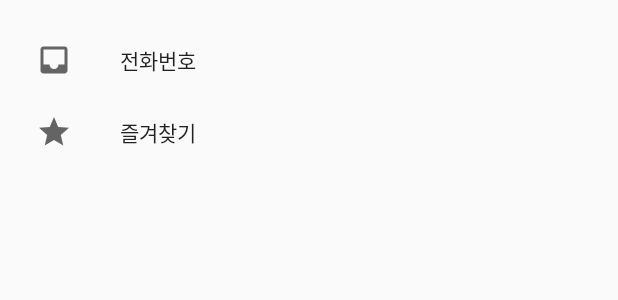
After one commit to choo827/Telemo, an Android app: the layout fragment_bottom_nav.xml on its own in the app's theme, with its tools: preview values and no code run, on a phone screen of 412 x 824 dp. The commit adds this screen. Shown: the top 300 px of the screen. Run offline under Robolectric (Android 15) with nearby library versions, the phone set to English and light mode, and no system bars.

Commit message:
bottom navigation 생성

```diff
--- a/app/build.gradle
+++ b/app/build.gradle
@@ -30,6 +30,7 @@ dependencies {
     implementation 'androidx.constraintlayout:constraintlayout:1.1.3'
 
     implementation 'com.google.firebase:firebase-core:16.0.8'
+    implementation 'androidx.legacy:legacy-support-v4:1.0.0-beta01'
     testImplementation 'junit:junit:4.12'
     androidTestImplementation 'androidx.test:runner:1.1.2-alpha02'
     androidTestImplementation 'androidx.test.espresso:espresso-core:3.2.0-alpha02'
--- /dev/null
+++ b/app/src/main/res/drawable/ic_inbox.xml
@@ -0,0 +1,5 @@
+<vector android:height="24dp" android:tint="#FFFFFF"
+    android:viewportHeight="24.0" android:viewportWidth="24.0"
+    android:width="24dp" xmlns:android="http://schemas.android.com/apk/res/android">
+    <path android:fillColor="#FF000000" android:pathData="M19,3L4.99,3c-1.11,0 -1.98,0.89 -1.98,2L3,19c0,1.1 0.88,2 1.99,2L19,21c1.1,0 2,-0.9 2,-2L21,5c0,-1.11 -0.9,-2 -2,-2zM19,15h-4c0,1.66 -1.35,3 -3,3s-3,-1.34 -3,-3L4.99,15L4.99,5L19,5v10z"/>
+</vector>
--- /dev/null
+++ b/app/src/main/res/drawable/ic_menu.xml
@@ -0,0 +1,5 @@
+<vector android:height="24dp" android:tint="#FFFFFF"
+    android:viewportHeight="24.0" android:viewportWidth="24.0"
+    android:width="24dp" xmlns:android="http://schemas.android.com/apk/res/android">
+    <path android:fillColor="#FF000000" android:pathData="M3,18h18v-2L3,16v2zM3,13h18v-2L3,11v2zM3,6v2h18L21,6L3,6z"/>
+</vector>
--- /dev/null
+++ b/app/src/main/res/drawable/ic_star.xml
@@ -0,0 +1,5 @@
+<vector android:height="24dp" android:tint="#FFFFFF"
+    android:viewportHeight="24.0" android:viewportWidth="24.0"
+    android:width="24dp" xmlns:android="http://schemas.android.com/apk/res/android">
+    <path android:fillColor="#FF000000" android:pathData="M12,17.27L18.18,21l-1.64,-7.03L22,9.24l-7.19,-0.61L12,2 9.19,8.63 2,9.24l5.46,4.73L5.82,21z"/>
+</vector>
--- a/app/src/main/res/layout/activity_main.xml
+++ b/app/src/main/res/layout/activity_main.xml
@@ -17,7 +17,8 @@
             app:backgroundTint="@color/colorPrimary"
             app:buttonGravity="bottom|top"
             app:fabAlignmentMode="center"
-            app:navigationIcon="@drawable/ic_search"/>
+            app:hideOnScroll="true"
+            app:navigationIcon="@drawable/ic_menu"/>
 
     <com.google.android.material.floatingactionbutton.FloatingActionButton
             android:id="@+id/addBtn"
--- /dev/null
+++ b/app/src/main/res/layout/fragment_bottom_nav.xml
@@ -0,0 +1,23 @@
+<?xml version="1.0" encoding="utf-8"?>
+<androidx.constraintlayout.widget.ConstraintLayout
+        xmlns:app="http://schemas.android.com/apk/res-auto"
+        xmlns:tools="http://schemas.android.com/tools"
+        xmlns:android="http://schemas.android.com/apk/res/android"
+        android:layout_width="match_parent"
+        android:layout_height="wrap_content">
+
+
+    <com.google.android.material.navigation.NavigationView
+            android:id="@+id/navigation_view"
+            android:layout_width="match_parent"
+            android:layout_height="wrap_content"
+            android:layout_gravity="bottom"
+            android:layout_marginStart="8dp"
+            android:layout_marginTop="8dp"
+            android:layout_marginEnd="8dp"
+            app:layout_constraintEnd_toEndOf="parent"
+            app:layout_constraintStart_toStartOf="parent"
+            app:layout_constraintTop_toTopOf="parent"
+            app:menu="@menu/bottom_nav_drawer_menu"/>
+
+</androidx.constraintlayout.widget.ConstraintLayout>
--- /dev/null
+++ b/app/src/main/res/menu/bottom_nav_drawer_menu.xml
@@ -0,0 +1,14 @@
+<?xml version="1.0" encoding="utf-8"?>
+<menu xmlns:android="http://schemas.android.com/apk/res/android"
+>
+    <group android:checkableBehavior="none">
+        <item
+                android:id="@+id/nav1"
+                android:icon="@drawable/ic_inbox"
+                android:title="전화번호"/>
+        <item
+                android:id="@+id/nav2"
+                android:icon="@drawable/ic_star"
+                android:title="즐겨찾기"/>
+    </group>
+</menu>
--- a/app/src/main/res/values/strings.xml
+++ b/app/src/main/res/values/strings.xml
@@ -2,4 +2,7 @@
     <string name="app_name">Telemo</string>
     <string name="loading">Loding...</string>
 
+    <!-- TODO: Remove or change this placeholder text -->
+    <string name="hello_blank_fragment">Hello blank fragment</string>
+
 </resources>
--- a/app/src/main/res/values/styles.xml
+++ b/app/src/main/res/values/styles.xml
@@ -1,7 +1,7 @@
 <resources>
 
     <!-- Base application theme. -->
-    <style name="AppTheme" parent="Theme.AppCompat.Light.DarkActionBar">
+    <style name="AppTheme" parent="Theme.AppCompat.Light.NoActionBar">
         <!-- Customize your theme here. -->
         <item name="colorPrimary">@color/colorPrimary</item>
         <item name="colorPrimaryDark">@color/colorPrimaryDark</item>
```
Also changed, not shown: app/src/main/java/com/choo827/telemo/BottomNavFragment.kt (added, +48 -0 lines), app/src/main/java/com/choo827/telemo/MainActivity.kt (+35 -1 lines), app/src/main/res/menu/bottomappbar_menu.xml (added, +21 -0 lines).
